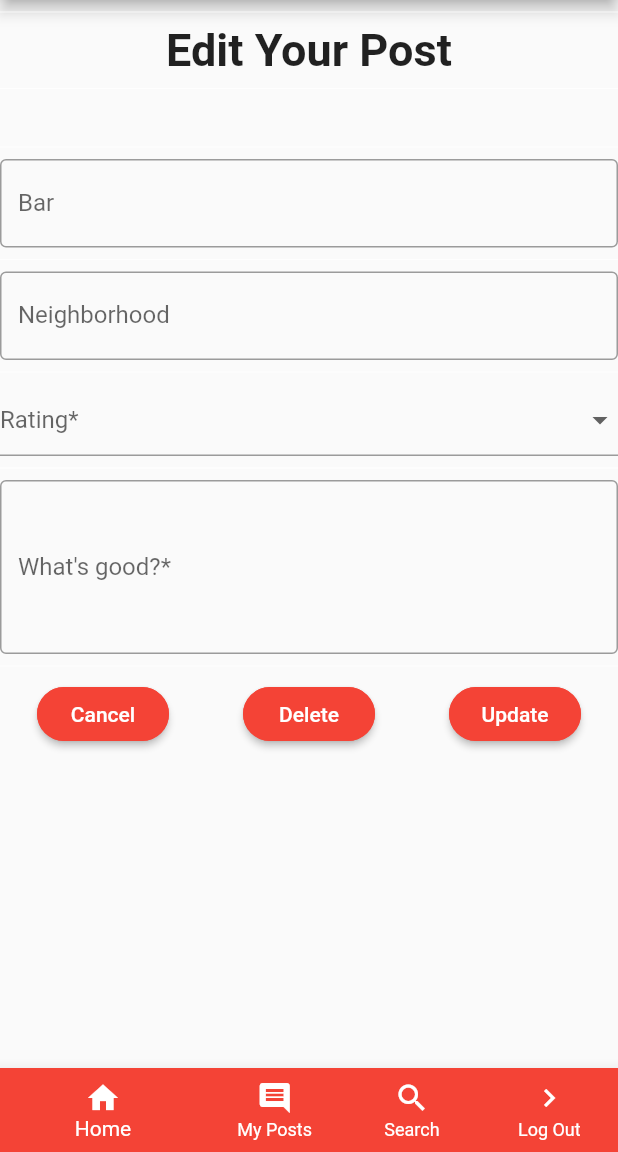
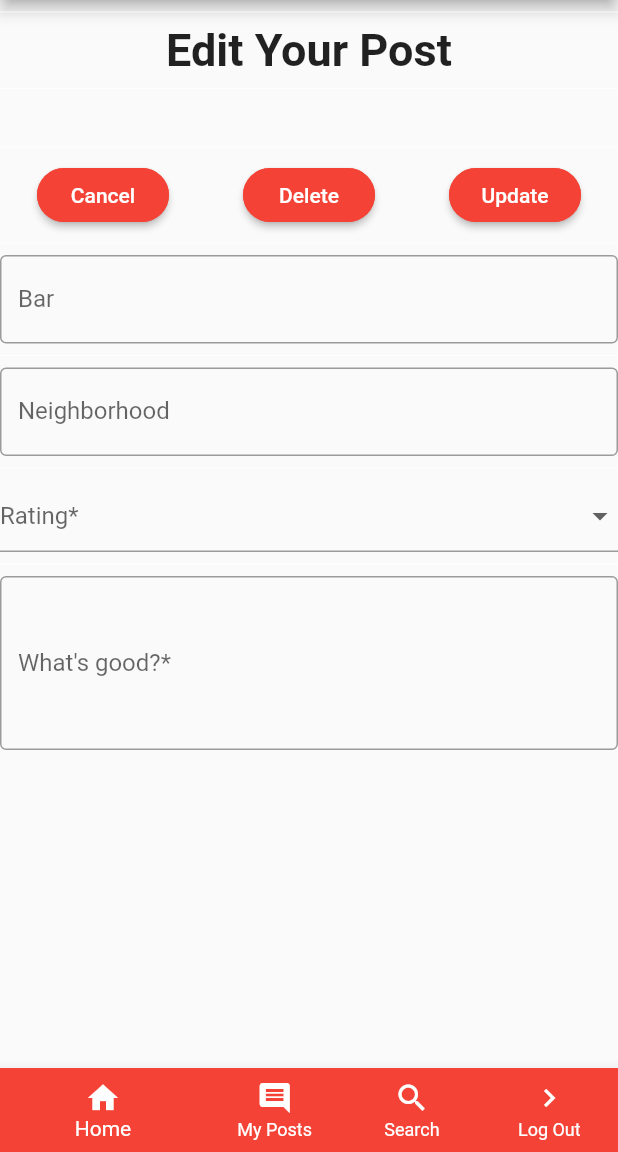
Before and after one commit to skumar1129/BarzBroMobileApp, a Flutter app: the EditCityPostState screen opened directly with empty values, on a phone screen of 412 x 824 dp, the part 84-1236 px from its top. Run offline on Flutter 3.47's test engine with Material 2 defaults, Android fonts, the phone set to English and light mode, and no system bars; our stand-ins replace shared_preferences, timeago; missing offline and left inert: amazon_cognito_identity_dart, strings; accounts and stored records are empty; Roboto replaces fonts that are missing (CrimsonText-Bold, Oxygen-Regular).

Commit message:
Fix UI based on santoros feedback

```diff
--- a/lib/ui/edit_city_post.dart
+++ b/lib/ui/edit_city_post.dart
@@ -22,46 +22,44 @@ class EditCityPost extends State<EditCityPostState> {
   String content;
 
   final successEdit = SnackBar(
-    content: Text(
-      'Successfully edited your post'
-    ),
+    content: Text('Successfully edited your post'),
     backgroundColor: Colors.green,
   );
 
   final failEdit = SnackBar(
-    content: Text(
-      'Error updating post check your network connection'
-    ),
+    content: Text('Error updating post check your network connection'),
     backgroundColor: Colors.red,
   );
 
   final successDelete = SnackBar(
-    content: Text(
-      'Successfully deleted your post'
-    ),
+    content: Text('Successfully deleted your post'),
     backgroundColor: Colors.green,
   );
 
   final failDelete = SnackBar(
-    content: Text(
-      'Error deleting post check your network connection'
-    ),
+    content: Text('Error deleting post check your network connection'),
     backgroundColor: Colors.red,
   );
 
-  submitPost(String bar, String neighborhood, int rating, String content) async {
+  submitPost(
+      String bar, String neighborhood, int rating, String content) async {
     var item = {
-      'id':  post.id,
+      'id': post.id,
       'location': post.location,
       'timestamp': post.timestamp,
       'username': post.username,
       'locUser': post.locUser,
       'bar': (bar != null) ? bar.toLowerCase() : post.bar,
       'content': (content != null) ? content : post.content,
-      'neighborhood': (neighborhood != null) ? neighborhood.toLowerCase() : post.neighborhood,
+      'neighborhood': (neighborhood != null)
+          ? neighborhood.toLowerCase()
+          : post.neighborhood,
       'rating': (rating != null) ? rating : post.rating,
-      'locNeighborhood': (neighborhood != null) ? post.location + '-' + neighborhood.toLowerCase() : post.locNeighborhood,
-      'locBar': (bar != null) ? post.location + '-' + bar.toLowerCase() : post.locBar
+      'locNeighborhood': (neighborhood != null)
+          ? post.location + '-' + neighborhood.toLowerCase()
+          : post.locNeighborhood,
+      'locBar':
+          (bar != null) ? post.location + '-' + bar.toLowerCase() : post.locBar
     };
     bool succeed = await apiSerivce.updatePost(item);
     if (succeed) {
@@ -91,7 +89,6 @@ class EditCityPost extends State<EditCityPostState> {
   @override
   Widget build(BuildContext context) {
     return Scaffold(
-      resizeToAvoidBottomInset: false,
       key: _scaffoldKey,
       body: Column(
         children: [
@@ -101,11 +98,9 @@ class EditCityPost extends State<EditCityPostState> {
             color: Colors.white,
           ),
           Center(
-            child: Text('Edit Your Post',
-              style: TextStyle(
-                fontSize: 30,
-                fontWeight: FontWeight.bold
-              ),
+            child: Text(
+              'Edit Your Post',
+              style: TextStyle(fontSize: 30, fontWeight: FontWeight.bold),
             ),
           ),
           const Divider(
@@ -113,30 +108,77 @@ class EditCityPost extends State<EditCityPostState> {
             color: Colors.white,
           ),
           Center(
-            child: Text(post.location,
-              style: TextStyle(
-                fontSize: 20
-              ),
+            child: Text(
+              post.location,
+              style: TextStyle(fontSize: 20),
             ),
           ),
           const Divider(
             thickness: 0.5,
             color: Colors.white,
           ),
+          Row(
+            children: <Widget>[
+              RaisedButton(
+                onPressed: () {
+                  Navigator.pushReplacementNamed(context, '/post/user');
+                },
+                child: Text(
+                  'Cancel',
+                  style: TextStyle(color: Colors.white),
+                ),
+                color: Colors.red,
+                shape: RoundedRectangleBorder(
+                    borderRadius: BorderRadius.circular(18.0),
+                    side: BorderSide(color: Colors.red)),
+              ),
+              RaisedButton(
+                onPressed: () {
+                  deletePost(post);
+                },
+                child: Text(
+                  'Delete',
+                  style: TextStyle(color: Colors.white),
+                ),
+                color: Colors.red,
+                shape: RoundedRectangleBorder(
+                    borderRadius: BorderRadius.circular(18.0),
+                    side: BorderSide(color: Colors.red)),
+              ),
+              RaisedButton(
+                onPressed: () {
+                  submitPost(bar, neighborhood, rating, content);
+                },
+                child: Text(
+                  'Update',
+                  style: TextStyle(color: Colors.white),
+                ),
+                color: Colors.red,
+                shape: RoundedRectangleBorder(
+                    borderRadius: BorderRadius.circular(18.0),
+                    side: BorderSide(color: Colors.red)),
+              ),
+            ],
+            mainAxisAlignment: MainAxisAlignment.spaceAround,
+          ),
+          const Divider(
+            thickness: 0.5,
+            color: Colors.white,
+          ),
           Form(
+              child: Expanded(
+                  child: SingleChildScrollView(
             child: Column(
               children: [
                 TextField(
                   decoration: InputDecoration(
                       border: OutlineInputBorder(),
                       labelText: 'Bar',
-                    hintText: capitalize(post.bar)
-                  ),
+                      hintText: capitalize(post.bar)),
                   onChanged: (value) => {
-                    if (mounted) {
-                      setState(() => {
-                        bar = value
-                      })
+                    if (mounted)
+                      {
+                        setState(() => {bar = value})
                       }
                   },
                 ),
@@ -148,13 +190,11 @@ class EditCityPost extends State<EditCityPostState> {
                   decoration: InputDecoration(
                       border: OutlineInputBorder(),
                       labelText: 'Neighborhood',
-                    hintText: capitalize(post.neighborhood)
-                  ),
+                      hintText: capitalize(post.neighborhood)),
                   onChanged: (value) => {
-                    if (mounted) {
-                      setState(() => {
-                        neighborhood = value
-                      })
+                    if (mounted)
+                      {
+                        setState(() => {neighborhood = value})
                       }
                   },
                 ),
@@ -163,23 +203,12 @@ class EditCityPost extends State<EditCityPostState> {
                   color: Colors.white,
                 ),
                 DropdownButtonFormField(
-                  items: [
-                    '1',
-                    '2',
-                    '3',
-                    '4',
-                    '5',
-                    '6',
-                    '7',
-                    '8',
-                    '9',
-                    '10'
-                  ].map((String value) =>
-                    DropdownMenuItem<String>(
+                  items: ['1', '2', '3', '4', '5', '6', '7', '8', '9', '10']
+                      .map((String value) => DropdownMenuItem<String>(
                             child: Text(value),
                             value: value,
-                    )
-                  ).toList(),
+                          ))
+                      .toList(),
                   onChanged: (String value) {
                     if (mounted) {
                       setState(() {
@@ -198,73 +227,17 @@ class EditCityPost extends State<EditCityPostState> {
                   decoration: InputDecoration(
                       border: OutlineInputBorder(),
                       labelText: 'What\'s good?*',
-                    hintText: post.content
-                  ),
+                      hintText: post.content),
                   onChanged: (value) => {
-                    if (mounted) {
-                      setState(() => {
-                        content = value
-                      })
+                    if (mounted)
+                      {
+                        setState(() => {content = value})
                       }
                   },
                 ),
-                const Divider(
-                  thickness: 0.5,
-                  color: Colors.white,
-                ),
-                Row(
-                  children: <Widget>[
-                    RaisedButton(
-                      onPressed: () {
-                        Navigator.pushReplacementNamed(context, '/post/user');
-                      },
-                      child: Text('Cancel',
-                        style: TextStyle(
-                          color: Colors.white
-                        ),
-                      ),
-                      color: Colors.red,
-                      shape: RoundedRectangleBorder(
-                        borderRadius: BorderRadius.circular(18.0),
-                        side: BorderSide(color: Colors.red)
-                      ),
-                    ),
-                    RaisedButton(
-                      onPressed: () {
-                        deletePost(post);
-                      },
-                      child: Text('Delete',
-                        style: TextStyle(
-                          color: Colors.white
-                        ),
-                      ),
-                      color: Colors.red,
-                      shape: RoundedRectangleBorder(
-                        borderRadius: BorderRadius.circular(18.0),
-                        side: BorderSide(color: Colors.red)
-                      ),
-                    ),
-                    RaisedButton(
-                      onPressed: () {
-                        submitPost(bar, neighborhood, rating, content);
-                      },
-                      child: Text('Update',
-                        style: TextStyle(
-                          color: Colors.white
-                        ),
-                      ),
-                      color: Colors.red,
-                      shape: RoundedRectangleBorder(
-                        borderRadius: BorderRadius.circular(18.0),
-                        side: BorderSide(color: Colors.red)
-                      ),
-                    ),
-                  ],
-                  mainAxisAlignment: MainAxisAlignment.spaceAround,
-                )
               ],
             ),
-          ),
+          ))),
         ],
       ),
       bottomNavigationBar: BottomNavState(),
--- a/lib/ui/search_city.dart
+++ b/lib/ui/search_city.dart
@@ -79,7 +79,6 @@ class SearchCity extends State<SearchCityState> {
   @override
   Widget build(BuildContext context) {
     return Scaffold(
-      resizeToAvoidBottomInset: false,
       key: _scaffoldKey,
       body: Column(
         crossAxisAlignment: CrossAxisAlignment.center,
@@ -119,6 +118,8 @@ class SearchCity extends State<SearchCityState> {
             color: Colors.white,
           ),
           Form(
+              child: Expanded(
+                  child: SingleChildScrollView(
             child: Column(
               children: [
                 DropdownButtonFormField(
@@ -206,7 +207,7 @@ class SearchCity extends State<SearchCityState> {
                 )
               ],
             ),
-          ),
+          ))),
         ],
       ),
       bottomNavigationBar: BottomNavState(),
--- a/lib/ui/search_college.dart
+++ b/lib/ui/search_college.dart
@@ -79,7 +79,6 @@ class SearchCollege extends State<SearchCollegeState> {
   @override
   Widget build(BuildContext context) {
     return Scaffold(
-      resizeToAvoidBottomInset: false,
       key: _scaffoldKey,
       body: Column(
         crossAxisAlignment: CrossAxisAlignment.center,
@@ -119,6 +118,8 @@ class SearchCollege extends State<SearchCollegeState> {
             color: Colors.white,
           ),
           Form(
+              child: Expanded(
+                  child: SingleChildScrollView(
             child: Column(
               children: [
                 DropdownButtonFormField(
@@ -211,7 +212,7 @@ class SearchCollege extends State<SearchCollegeState> {
                 )
               ],
             ),
-          ),
+          ))),
         ],
       ),
       bottomNavigationBar: BottomNavState(),
--- a/lib/ui/sign_up.dart
+++ b/lib/ui/sign_up.dart
@@ -68,6 +68,7 @@ class SignUp extends State<SignUpState> {
           });
         }
       } else {
+        print(message);
         if (message ==
                 '1 validation error detected: Value at \'password\' failed to satisfy constraint: Member must have length greater than or equal to 6' ||
             message ==
@@ -80,6 +81,10 @@ class SignUp extends State<SignUpState> {
             message ==
                 '1 validation error detected: Value at \'password\' failed to satisfy constraint: Member must not be null') {
           message = 'Make sure not to leave fields blank';
+        }
+        if (message ==
+            '1 validation error detected: Value at \'username\' failed to satisfy constraint: Member must satisfy regular expression pattern: [\\p{L}\\p{M}\\p{S}\\p{N}\\p{P}]+') {
+          message = 'Make sure your username is one word with no spaces';
         }
         _scaffoldKey.currentState.showSnackBar(SnackBar(
           content: Text(
```
Also changed, not shown: lib/ui/add_post.dart (+39 -38 lines), lib/ui/add_post_college.dart (+38 -38 lines), lib/ui/edit_college_post.dart (+83 -117 lines), 1 other file. Lines whose indentation alone changed are shown as unchanged.
